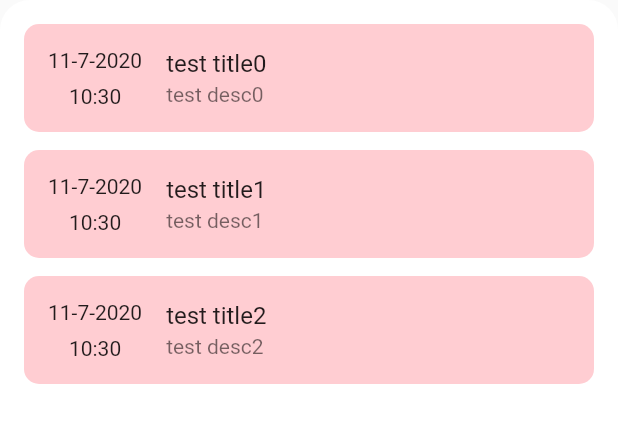
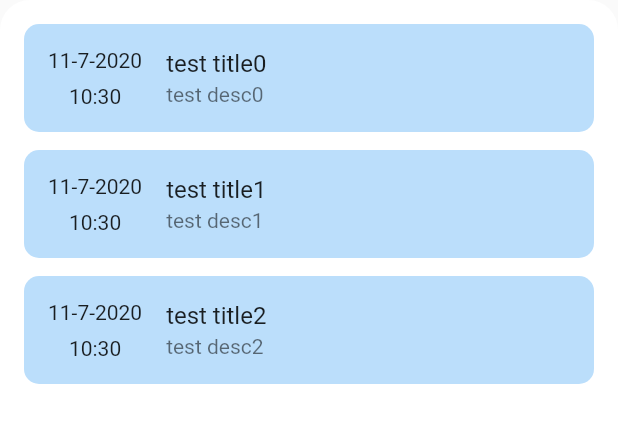
Before and after one commit to oneandonie/google_wit_hack, a Flutter app: the NotificationBottomSheet widget shown alone on an empty page, opened directly with empty values, on a phone screen of 412 x 824 dp. Shown: the top 423 px of the screen. Run offline on Flutter 3.47's test engine with Material 2 defaults, Android fonts, the phone set to English and light mode, and no system bars.

Commit message:
"fixed bottom sheet, configuring notifications to be displayed"

```diff
--- a/alert/lib/notificationBottomsheet.dart
+++ b/alert/lib/notificationBottomsheet.dart
@@ -57,7 +57,7 @@ class _NotificationBottomSheet extends State<NotificationBottomSheet> {
           AlertNotification notif = notifications[index];
           return Container(
             decoration: BoxDecoration(
-              color: Colors.red[100],
+              color: Colors.blue[100],
               borderRadius: BorderRadius.all(Radius.circular(10.0)),
             ),
             child: ListTile(
```
Also changed, not shown: alert/lib/main.dart (+14 -1 lines).
